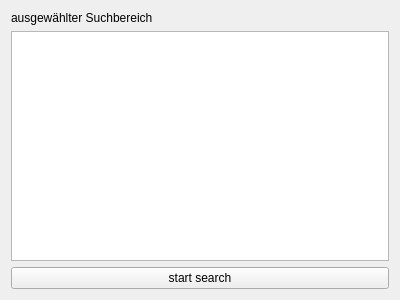
This is core/ui/ConfirmationPageWidget.ui in aschuman/CoBaB as Qt 5 draws it before an edit. The edited form follows.
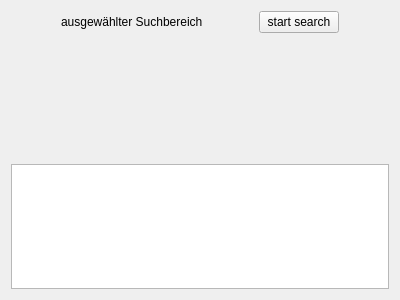
This is the edited form.

Commit message: Continued working on ConfirmationPageWidget.

Patch:
```diff
--- a/core/ui/ConfirmationPageWidget.ui
+++ b/core/ui/ConfirmationPageWidget.ui
@@ -13,8 +13,25 @@
   <property name="windowTitle">
    <string>Form</string>
   </property>
-  <layout class="QVBoxLayout" name="verticalLayout">
+  <layout class="QHBoxLayout" name="horizontalLayout_9">
    <item>
+    <layout class="QVBoxLayout" name="verticalLayout_4">
+     <item>
+      <layout class="QHBoxLayout" name="horizontalLayout_11">
+       <item>
+        <spacer name="horizontalSpacer">
+         <property name="orientation">
+          <enum>Qt::Horizontal</enum>
+         </property>
+         <property name="sizeHint" stdset="0">
+          <size>
+           <width>40</width>
+           <height>20</height>
+          </size>
+         </property>
+        </spacer>
+       </item>
+       <item alignment="Qt::AlignHCenter">
     <widget class="QLabel" name="mImageToSearchLabel">
      <property name="text">
       <string>ausgewählter Suchbereich</string>
@@ -22,6 +39,54 @@
     </widget>
    </item>
    <item>
+        <spacer name="horizontalSpacer_2">
+         <property name="orientation">
+          <enum>Qt::Horizontal</enum>
+         </property>
+         <property name="sizeHint" stdset="0">
+          <size>
+           <width>40</width>
+           <height>20</height>
+          </size>
+         </property>
+        </spacer>
+       </item>
+       <item alignment="Qt::AlignRight">
+        <widget class="QPushButton" name="mSearchButton">
+         <property name="text">
+          <string>start search</string>
+         </property>
+        </widget>
+       </item>
+       <item>
+        <spacer name="horizontalSpacer_3">
+         <property name="orientation">
+          <enum>Qt::Horizontal</enum>
+         </property>
+         <property name="sizeHint" stdset="0">
+          <size>
+           <width>40</width>
+           <height>20</height>
+          </size>
+         </property>
+        </spacer>
+       </item>
+      </layout>
+     </item>
+     <item>
+      <spacer name="verticalSpacer">
+       <property name="orientation">
+        <enum>Qt::Vertical</enum>
+       </property>
+       <property name="sizeHint" stdset="0">
+        <size>
+         <width>20</width>
+         <height>40</height>
+        </size>
+       </property>
+      </spacer>
+     </item>
+     <item>
     <widget class="QTableWidget" name="mParameters">
      <property name="sizeAdjustPolicy">
       <enum>QAbstractScrollArea::AdjustToContents</enum>
@@ -40,12 +105,7 @@
      </property>
     </widget>
    </item>
-   <item>
-    <widget class="QPushButton" name="mSearchButton">
-     <property name="text">
-      <string>start search</string>
-     </property>
-    </widget>
+    </layout>
    </item>
   </layout>
  </widget>
```
Lines whose indentation alone changed are shown as unchanged. The commit also changes 1 other file.
